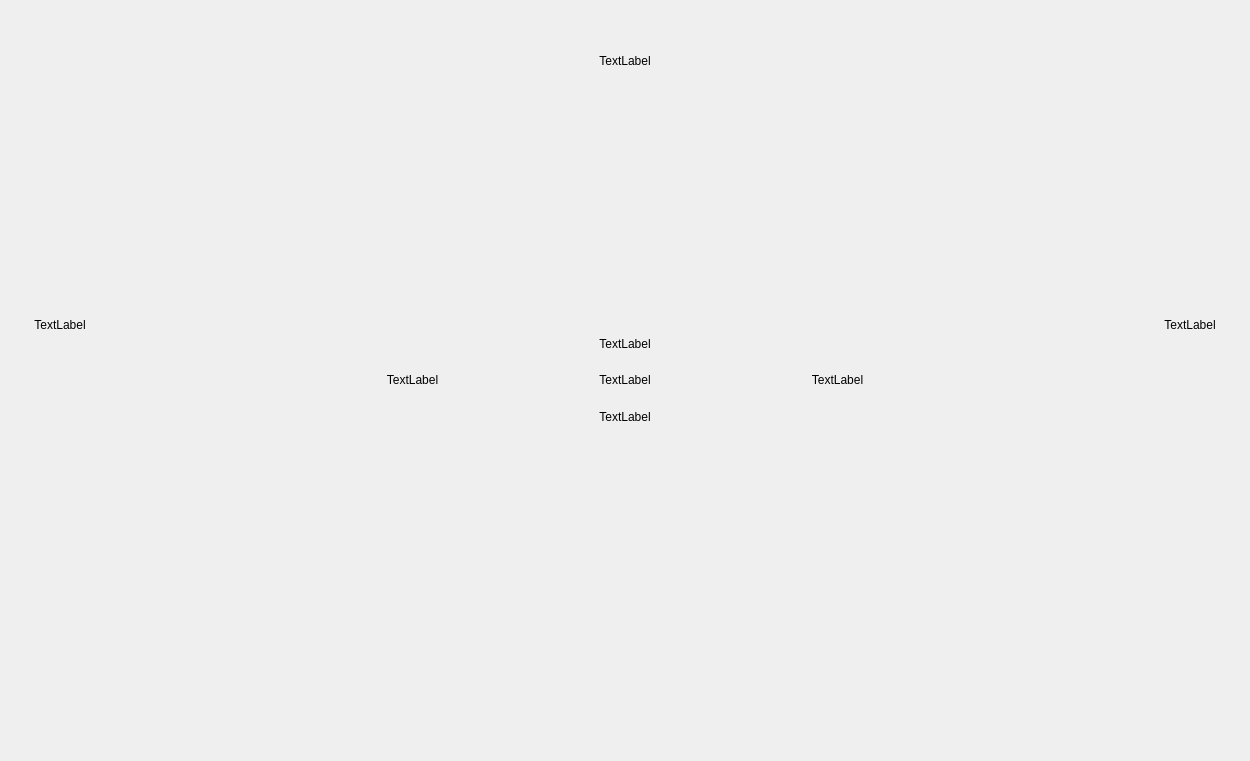
This is uiFiles/gameWindow.ui in willie-deev/simple-mahjong-client as Qt 5 draws it before an edit. The edited form follows.
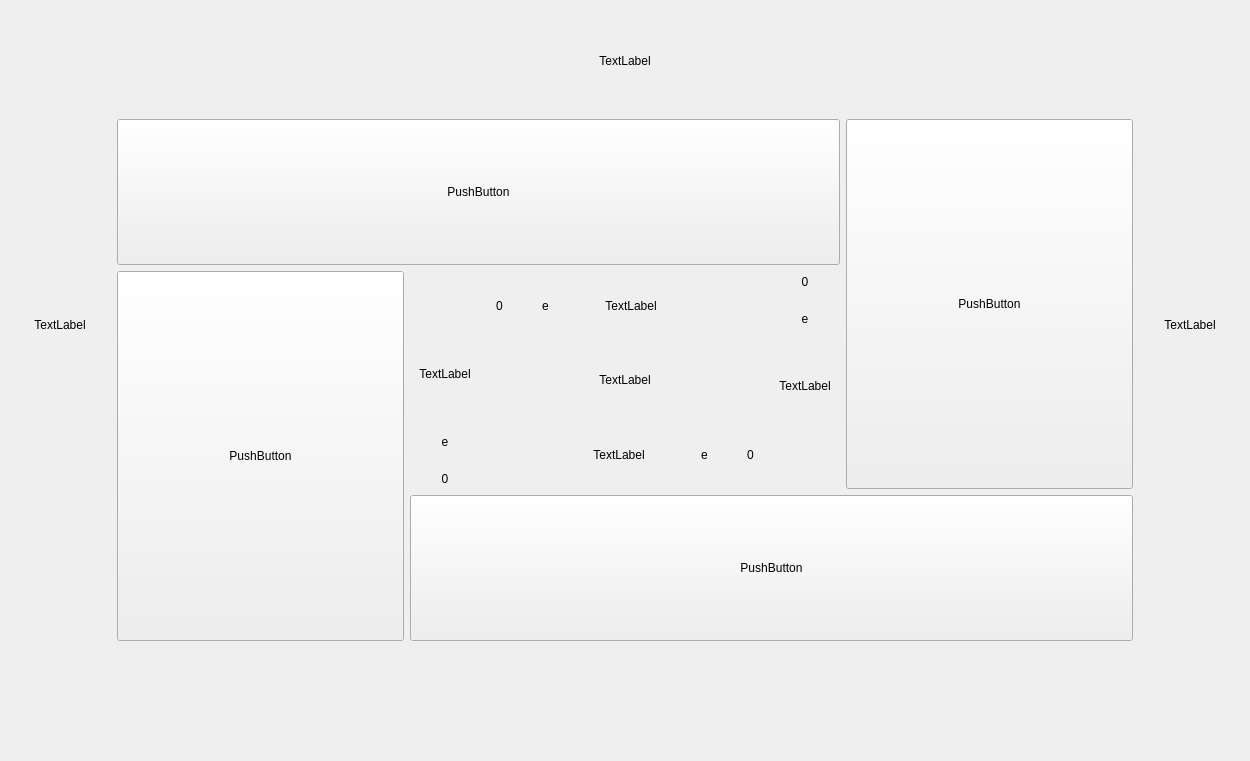
This is the edited form.

Commit message: improve ui & fix gameState wrong

```diff
--- a/uiFiles/gameWindow.ui
+++ b/uiFiles/gameWindow.ui
@@ -93,8 +93,8 @@
                     </widget>
                 </item>
                 <item row="0" column="0">
-                    <layout class="QGridLayout" name="gridLayout_2" columnstretch="1,10,1">
-                        <item row="0" column="0">
+     <layout class="QGridLayout" name="gridLayout_2" rowstretch="1,5" columnstretch="1,10,1">
+      <item row="0" column="0" rowspan="2">
                             <layout class="QVBoxLayout" name="verticalLayout_3">
                                 <item>
                                     <spacer name="verticalSpacer_2">
@@ -134,8 +134,48 @@
                                 </item>
                             </layout>
                         </item>
+      <item row="0" column="2" rowspan="2">
+       <layout class="QVBoxLayout" name="verticalLayout_4">
+        <item>
+         <spacer name="verticalSpacer_4">
+          <property name="orientation">
+           <enum>Qt::Vertical</enum>
+          </property>
+          <property name="sizeHint" stdset="0">
+           <size>
+            <width>20</width>
+            <height>40</height>
+           </size>
+          </property>
+         </spacer>
+        </item>
+        <item>
+         <widget class="QLabel" name="label_3">
+          <property name="text">
+           <string>TextLabel</string>
+          </property>
+          <property name="alignment">
+           <set>Qt::AlignCenter</set>
+          </property>
+         </widget>
+        </item>
+        <item>
+         <spacer name="verticalSpacer_3">
+          <property name="orientation">
+           <enum>Qt::Vertical</enum>
+          </property>
+          <property name="sizeHint" stdset="0">
+           <size>
+            <width>20</width>
+            <height>40</height>
+           </size>
+          </property>
+         </spacer>
+        </item>
+       </layout>
+      </item>
                         <item row="0" column="1">
-                            <layout class="QVBoxLayout" name="verticalLayout" stretch="3,15">
+       <layout class="QVBoxLayout" name="verticalLayout" stretch="3">
                                 <item>
                                     <layout class="QHBoxLayout" name="horizontalLayout_4">
                                         <item>
@@ -176,47 +216,98 @@
                                         </item>
                                     </layout>
                                 </item>
-                                <item>
-                                    <layout class="QHBoxLayout" name="horizontalLayout_5" stretch="3,6,3">
-                                        <item>
+       </layout>
+      </item>
+      <item row="1" column="1">
+       <layout class="QGridLayout" name="gridLayout_5" rowstretch="2,3,2" columnstretch="2,3,2">
+        <item row="1" column="0" rowspan="2">
                                             <layout class="QGridLayout" name="gridLayout_3">
                                                 <item row="0" column="0">
-                                                    <spacer name="horizontalSpacer_5">
-                                                        <property name="orientation">
-                                                            <enum>Qt::Horizontal</enum>
-                                                        </property>
-                                                        <property name="sizeHint" stdset="0">
-                                                            <size>
-                                                                <width>40</width>
-                                                                <height>20</height>
-                                                            </size>
-                                                        </property>
-                                                    </spacer>
+           <widget class="QPushButton" name="pushButton_2">
+            <property name="sizePolicy">
+             <sizepolicy hsizetype="Expanding" vsizetype="Expanding">
+              <horstretch>0</horstretch>
+              <verstretch>0</verstretch>
+             </sizepolicy>
+            </property>
+            <property name="text">
+             <string>PushButton</string>
+            </property>
+           </widget>
                                                 </item>
                                             </layout>
                                         </item>
-                                        <item>
-                                            <layout class="QVBoxLayout" name="verticalLayout_2" stretch="2,1,2">
-                                                <item>
+        <item row="0" column="0" colspan="2">
+         <layout class="QGridLayout" name="gridLayout_6">
+          <item row="1" column="0">
+           <widget class="QPushButton" name="pushButton_3">
+            <property name="sizePolicy">
+             <sizepolicy hsizetype="Expanding" vsizetype="Expanding">
+              <horstretch>0</horstretch>
+              <verstretch>0</verstretch>
+             </sizepolicy>
+            </property>
+            <property name="text">
+             <string>PushButton</string>
+            </property>
+           </widget>
+          </item>
+         </layout>
+        </item>
+        <item row="2" column="1" colspan="2">
+         <layout class="QGridLayout" name="gridLayout_4">
+          <item row="1" column="0">
+           <widget class="QPushButton" name="pushButton">
+            <property name="sizePolicy">
+             <sizepolicy hsizetype="Expanding" vsizetype="Expanding">
+              <horstretch>0</horstretch>
+              <verstretch>0</verstretch>
+             </sizepolicy>
+            </property>
+            <property name="text">
+             <string>PushButton</string>
+            </property>
+           </widget>
+          </item>
+         </layout>
+        </item>
+        <item row="0" column="2" rowspan="2">
                                                     <layout class="QGridLayout" name="gridLayout_7">
                                                         <item row="0" column="0">
-                                                            <spacer name="verticalSpacer_6">
-                                                                <property name="orientation">
-                                                                    <enum>Qt::Vertical</enum>
-                                                                </property>
-                                                                <property name="sizeHint" stdset="0">
-                                                                    <size>
-                                                                        <width>20</width>
-                                                                        <height>40</height>
-                                                                    </size>
-                                                                </property>
-                                                            </spacer>
+           <widget class="QPushButton" name="pushButton_4">
+            <property name="sizePolicy">
+             <sizepolicy hsizetype="Expanding" vsizetype="Expanding">
+              <horstretch>0</horstretch>
+              <verstretch>0</verstretch>
+             </sizepolicy>
+            </property>
+            <property name="text">
+             <string>PushButton</string>
+            </property>
+           </widget>
                                                         </item>
                                                     </layout>
                                                 </item>
+        <item row="1" column="1">
+         <layout class="QVBoxLayout" name="verticalLayout_2" stretch="1">
                                                 <item>
                                                     <layout class="QHBoxLayout" name="horizontalLayout" stretch="1,4,1">
                                                         <item>
+             <layout class="QVBoxLayout" name="verticalLayout_6" stretch="3,4,2,1">
+              <item>
+               <spacer name="verticalSpacer_7">
+                <property name="orientation">
+                 <enum>Qt::Vertical</enum>
+                </property>
+                <property name="sizeHint" stdset="0">
+                 <size>
+                  <width>20</width>
+                  <height>40</height>
+                 </size>
+                </property>
+               </spacer>
+              </item>
+              <item>
                                                             <widget class="QLabel" name="leftWind">
                                                                 <property name="text">
                                                                     <string>TextLabel</string>
@@ -227,8 +318,52 @@
                                                             </widget>
                                                         </item>
                                                         <item>
+               <widget class="QLabel" name="leftFlowerIcon">
+                <property name="text">
+                 <string>e</string>
+                </property>
+                <property name="alignment">
+                 <set>Qt::AlignCenter</set>
+                </property>
+               </widget>
+              </item>
+              <item>
+               <widget class="QLabel" name="leftFlowerCount">
+                <property name="text">
+                 <string>0</string>
+                </property>
+                <property name="alignment">
+                 <set>Qt::AlignCenter</set>
+                </property>
+               </widget>
+              </item>
+             </layout>
+            </item>
+            <item>
                                                             <layout class="QVBoxLayout" name="verticalLayout_5">
                                                                 <item>
+               <layout class="QHBoxLayout" name="horizontalLayout_7" stretch="1,2,4,3">
+                <item>
+                 <widget class="QLabel" name="oppositeFlowerCount">
+                  <property name="text">
+                   <string>0</string>
+                  </property>
+                  <property name="alignment">
+                   <set>Qt::AlignCenter</set>
+                  </property>
+                 </widget>
+                </item>
+                <item>
+                 <widget class="QLabel" name="oppositeFlowerIcon">
+                  <property name="text">
+                   <string>e</string>
+                  </property>
+                  <property name="alignment">
+                   <set>Qt::AlignCenter</set>
+                  </property>
+                 </widget>
+                </item>
+                <item>
                                                                     <widget class="QLabel" name="opposideWind">
                                                                         <property name="text">
                                                                             <string>TextLabel</string>
@@ -239,6 +374,21 @@
                                                                     </widget>
                                                                 </item>
                                                                 <item>
+                 <spacer name="horizontalSpacer_8">
+                  <property name="orientation">
+                   <enum>Qt::Horizontal</enum>
+                  </property>
+                  <property name="sizeHint" stdset="0">
+                   <size>
+                    <width>40</width>
+                    <height>20</height>
+                   </size>
+                  </property>
+                 </spacer>
+                </item>
+               </layout>
+              </item>
+              <item>
                                                                     <widget class="QLabel" name="label_8">
                                                                         <property name="text">
                                                                             <string>TextLabel</string>
@@ -249,6 +399,21 @@
                                                                     </widget>
                                                                 </item>
                                                                 <item>
+               <layout class="QHBoxLayout" name="horizontalLayout_2" stretch="3,4,2,1">
+                <item>
+                 <spacer name="horizontalSpacer_7">
+                  <property name="orientation">
+                   <enum>Qt::Horizontal</enum>
+                  </property>
+                  <property name="sizeHint" stdset="0">
+                   <size>
+                    <width>40</width>
+                    <height>20</height>
+                   </size>
+                  </property>
+                 </spacer>
+                </item>
+                <item>
                                                                     <widget class="QLabel" name="selfWind">
                                                                         <property name="text">
                                                                             <string>TextLabel</string>
@@ -258,7 +423,51 @@
                                                                         </property>
                                                                     </widget>
                                                                 </item>
-                                                            </layout>
+                <item>
+                 <widget class="QLabel" name="selfFlowerIcon">
+                  <property name="text">
+                   <string>e</string>
+                  </property>
+                  <property name="alignment">
+                   <set>Qt::AlignCenter</set>
+                  </property>
+                 </widget>
+                </item>
+                <item>
+                 <widget class="QLabel" name="selfFlowerCount">
+                  <property name="text">
+                   <string>0</string>
+                  </property>
+                  <property name="alignment">
+                   <set>Qt::AlignCenter</set>
+                  </property>
+                 </widget>
+                </item>
+               </layout>
+              </item>
+             </layout>
+            </item>
+            <item>
+             <layout class="QVBoxLayout" name="verticalLayout_7" stretch="1,2,4,3">
+              <item>
+               <widget class="QLabel" name="rightFlowerCount">
+                <property name="text">
+                 <string>0</string>
+                </property>
+                <property name="alignment">
+                 <set>Qt::AlignCenter</set>
+                </property>
+               </widget>
+              </item>
+              <item>
+               <widget class="QLabel" name="rightFlowerIcon">
+                <property name="text">
+                 <string>e</string>
+                </property>
+                <property name="alignment">
+                 <set>Qt::AlignCenter</set>
+                </property>
+               </widget>
                                                         </item>
                                                         <item>
                                                             <widget class="QLabel" name="rightWind">
@@ -270,12 +479,8 @@
                                                                 </property>
                                                             </widget>
                                                         </item>
-                                                    </layout>
-                                                </item>
                                                 <item>
-                                                    <layout class="QGridLayout" name="gridLayout_6">
-                                                        <item row="0" column="0">
-                                                            <spacer name="verticalSpacer_5">
+               <spacer name="verticalSpacer_8">
                                                                 <property name="orientation">
                                                                     <enum>Qt::Vertical</enum>
                                                                 </property>
@@ -291,64 +496,7 @@
                                                 </item>
                                             </layout>
                                         </item>
-                                        <item>
-                                            <layout class="QGridLayout" name="gridLayout_4">
-                                                <item row="0" column="0">
-                                                    <spacer name="horizontalSpacer_6">
-                                                        <property name="orientation">
-                                                            <enum>Qt::Horizontal</enum>
-                                                        </property>
-                                                        <property name="sizeHint" stdset="0">
-                                                            <size>
-                                                                <width>40</width>
-                                                                <height>20</height>
-                                                            </size>
-                                                        </property>
-                                                    </spacer>
-                                                </item>
-                                            </layout>
-                                        </item>
-                                    </layout>
-                                </item>
-                            </layout>
-                        </item>
-                        <item row="0" column="2">
-                            <layout class="QVBoxLayout" name="verticalLayout_4">
-                                <item>
-                                    <spacer name="verticalSpacer_4">
-                                        <property name="orientation">
-                                            <enum>Qt::Vertical</enum>
-                                        </property>
-                                        <property name="sizeHint" stdset="0">
-                                            <size>
-                                                <width>20</width>
-                                                <height>40</height>
-                                            </size>
-                                        </property>
-                                    </spacer>
-                                </item>
-                                <item>
-                                    <widget class="QLabel" name="label_3">
-                                        <property name="text">
-                                            <string>TextLabel</string>
-                                        </property>
-                                        <property name="alignment">
-                                            <set>Qt::AlignCenter</set>
-                                        </property>
-                                    </widget>
-                                </item>
-                                <item>
-                                    <spacer name="verticalSpacer_3">
-                                        <property name="orientation">
-                                            <enum>Qt::Vertical</enum>
-                                        </property>
-                                        <property name="sizeHint" stdset="0">
-                                            <size>
-                                                <width>20</width>
-                                                <height>40</height>
-                                            </size>
-                                        </property>
-                                    </spacer>
+         </layout>
                                 </item>
                             </layout>
                         </item>
```
Lines whose indentation alone changed are shown as unchanged. The commit also changes 5 other files.
